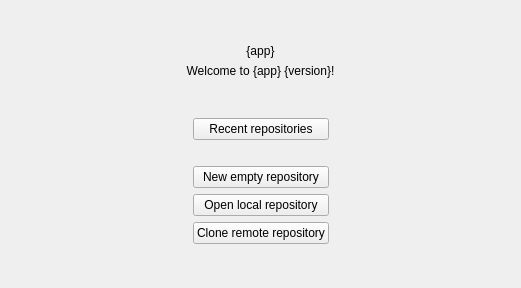
Qt form gitfourchette/forms/welcomewidget.ui (weblate/gitfourchette) before a commit.
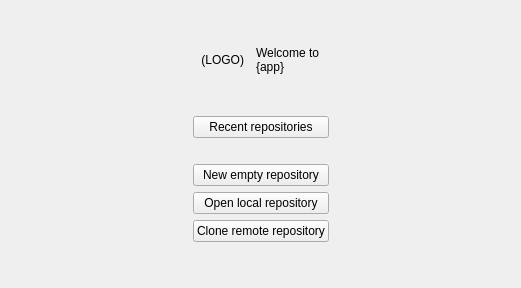
The same form after that commit.

Commit message: Refresh logo design

```diff
--- a/gitfourchette/forms/welcomewidget.ui
+++ b/gitfourchette/forms/welcomewidget.ui
@@ -15,68 +15,20 @@
   </property>
   <layout class="QGridLayout" name="gridLayout">
    <item row="9" column="1">
-    <spacer name="verticalSpacer_2">
-     <property name="orientation">
-      <enum>Qt::Vertical</enum>
+    <widget class="QPushButton" name="cloneRepoButton">
+     <property name="text">
+      <string>Clone remote repository</string>
      </property>
-     <property name="sizeHint" stdset="0">
-      <size>
-       <width>20</width>
-       <height>27</height>
-      </size>
-     </property>
-    </spacer>
+    </widget>
    </item>
-   <item row="5" column="1">
-    <spacer name="verticalSpacer_4">
-     <property name="orientation">
-      <enum>Qt::Vertical</enum>
-     </property>
-     <property name="sizeType">
-      <enum>QSizePolicy::Fixed</enum>
-     </property>
-     <property name="sizeHint" stdset="0">
-      <size>
-       <width>20</width>
-       <height>20</height>
-      </size>
-     </property>
-    </spacer>
-   </item>
-   <item row="7" column="2">
-    <spacer name="horizontalSpacer_2">
-     <property name="orientation">
-      <enum>Qt::Horizontal</enum>
-     </property>
-     <property name="sizeHint" stdset="0">
-      <size>
-       <width>40</width>
-       <height>20</height>
-      </size>
-     </property>
-    </spacer>
-   </item>
-   <item row="0" column="1">
-    <spacer name="verticalSpacer">
-     <property name="orientation">
-      <enum>Qt::Vertical</enum>
-     </property>
-     <property name="sizeHint" stdset="0">
-      <size>
-       <width>20</width>
-       <height>27</height>
-      </size>
-     </property>
-    </spacer>
-   </item>
-   <item row="6" column="1">
+   <item row="7" column="1">
     <widget class="QPushButton" name="newRepoButton">
      <property name="text">
       <string>New empty repository</string>
      </property>
     </widget>
    </item>
-   <item row="7" column="0">
+   <item row="8" column="0">
     <spacer name="horizontalSpacer">
      <property name="orientation">
       <enum>Qt::Horizontal</enum>
@@ -89,32 +41,15 @@
      </property>
     </spacer>
    </item>
-   <item row="2" column="0" colspan="3">
-    <widget class="QLabel" name="welcomeLabel">
-     <property name="text">
-      <string>Welcome to {app} {version}!</string>
-     </property>
-     <property name="alignment">
-      <set>Qt::AlignCenter</set>
-     </property>
-    </widget>
-   </item>
    <item row="8" column="1">
-    <widget class="QPushButton" name="cloneRepoButton">
-     <property name="text">
-      <string>Clone remote repository</string>
-     </property>
-    </widget>
-   </item>
-   <item row="7" column="1">
     <widget class="QPushButton" name="openRepoButton">
      <property name="text">
       <string>Open local repository</string>
      </property>
     </widget>
    </item>
-   <item row="3" column="1">
-    <spacer name="verticalSpacer_3">
+   <item row="10" column="1">
+    <spacer name="verticalSpacer_2">
      <property name="orientation">
       <enum>Qt::Vertical</enum>
      </property>
@@ -126,23 +61,121 @@
      </property>
     </spacer>
    </item>
-   <item row="1" column="0" colspan="3">
-    <widget class="QLabel" name="logoLabel">
-     <property name="text">
-      <string notr="true">{app}</string>
+   <item row="8" column="2">
+    <spacer name="horizontalSpacer_2">
+     <property name="orientation">
+      <enum>Qt::Horizontal</enum>
      </property>
-     <property name="alignment">
-      <set>Qt::AlignCenter</set>
+     <property name="sizeHint" stdset="0">
+      <size>
+       <width>60</width>
+       <height>1</height>
+      </size>
      </property>
-    </widget>
+    </spacer>
    </item>
-   <item row="4" column="1">
+   <item row="5" column="1">
     <widget class="QPushButton" name="recentReposButton">
      <property name="text">
       <string>Recent repositories</string>
      </property>
     </widget>
    </item>
+   <item row="0" column="1">
+    <spacer name="verticalSpacer">
+     <property name="orientation">
+      <enum>Qt::Vertical</enum>
+     </property>
+     <property name="sizeHint" stdset="0">
+      <size>
+       <width>20</width>
+       <height>27</height>
+      </size>
+     </property>
+    </spacer>
+   </item>
+   <item row="4" column="1">
+    <spacer name="verticalSpacer_3">
+     <property name="orientation">
+      <enum>Qt::Vertical</enum>
+     </property>
+     <property name="sizeHint" stdset="0">
+      <size>
+       <width>20</width>
+       <height>27</height>
+      </size>
+     </property>
+    </spacer>
+   </item>
+   <item row="6" column="1">
+    <spacer name="verticalSpacer_4">
+     <property name="orientation">
+      <enum>Qt::Vertical</enum>
+     </property>
+     <property name="sizeType">
+      <enum>QSizePolicy::Fixed</enum>
+     </property>
+     <property name="sizeHint" stdset="0">
+      <size>
+       <width>20</width>
+       <height>20</height>
+      </size>
+     </property>
+    </spacer>
+   </item>
+   <item row="1" column="0" colspan="3">
+    <layout class="QHBoxLayout" name="horizontalLayout">
+     <property name="spacing">
+      <number>12</number>
+     </property>
+     <item>
+      <spacer name="horizontalSpacer_3">
+       <property name="orientation">
+        <enum>Qt::Horizontal</enum>
+       </property>
+       <property name="sizeHint" stdset="0">
+        <size>
+         <width>40</width>
+         <height>1</height>
+        </size>
+       </property>
+      </spacer>
+     </item>
+     <item>
+      <widget class="QLabel" name="logoLabel">
+       <property name="text">
+        <string notr="true">(LOGO)</string>
+       </property>
+       <property name="alignment">
+        <set>Qt::AlignRight|Qt::AlignTrailing|Qt::AlignVCenter</set>
+       </property>
+      </widget>
+     </item>
+     <item>
+      <widget class="QLabel" name="welcomeLabel">
+       <property name="text">
+        <string>Welcome to&lt;br&gt;{app}</string>
+       </property>
+       <property name="textInteractionFlags">
+        <set>Qt::NoTextInteraction</set>
+       </property>
+      </widget>
+     </item>
+     <item>
+      <spacer name="horizontalSpacer_4">
+       <property name="orientation">
+        <enum>Qt::Horizontal</enum>
+       </property>
+       <property name="sizeHint" stdset="0">
+        <size>
+         <width>40</width>
+         <height>1</height>
+        </size>
+       </property>
+      </spacer>
+     </item>
+    </layout>
+   </item>
   </layout>
  </widget>
  <resources/>
```
The commit also changes 15 other files.
